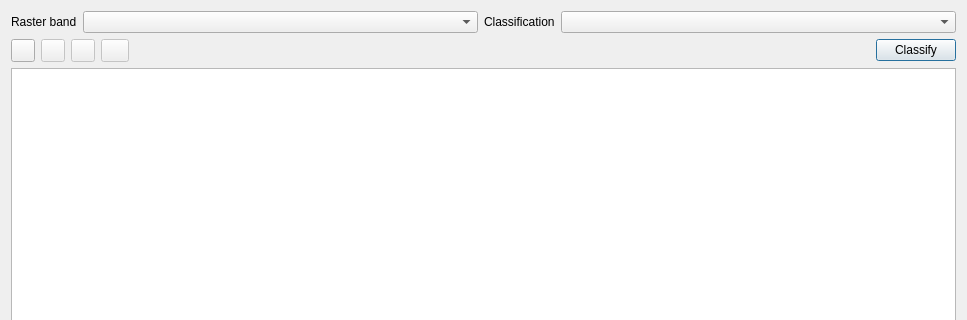
First picture: the form in Ui_RasterAttributeTableDialog.ui, repository noaa-ocs-hydrography/qgis-raster-attribute-table-plugin, before the edit; both pictures show x 0 to 967 and y 0 to 320 of the 967 by 489 pixel window.
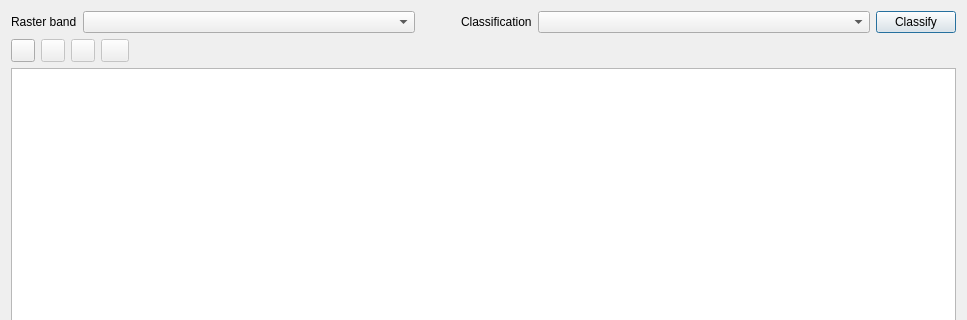
Second picture: the form after the edit.

The edit to the form file:
```diff
--- a/Ui_RasterAttributeTableDialog.ui
+++ b/Ui_RasterAttributeTableDialog.ui
@@ -15,7 +15,7 @@
   </property>
   <layout class="QVBoxLayout" name="verticalLayout">
    <item>
-    <layout class="QHBoxLayout" name="horizontalLayout_2" stretch="0,1,0,1">
+    <layout class="QHBoxLayout" name="horizontalLayout_2" stretch="0,1,0,0,1,0">
      <item>
       <widget class="QLabel" name="label">
        <property name="text">
@@ -26,6 +26,19 @@
      <item>
       <widget class="QComboBox" name="mRasterBandsComboBox"/>
      </item>
+     <item>
+      <spacer name="horizontalSpacer_2">
+       <property name="orientation">
+        <enum>Qt::Horizontal</enum>
+       </property>
+       <property name="sizeHint" stdset="0">
+        <size>
+         <width>40</width>
+         <height>20</height>
+        </size>
+       </property>
+      </spacer>
+     </item>
      <item>
       <widget class="QLabel" name="label_2">
        <property name="text">
@@ -36,6 +49,13 @@
      <item>
       <widget class="QComboBox" name="mClassifyComboBox"/>
      </item>
+     <item>
+      <widget class="QPushButton" name="mClassifyButton">
+       <property name="text">
+        <string>Classify</string>
+       </property>
+      </widget>
+     </item>
     </layout>
    </item>
    <item>
@@ -115,13 +135,6 @@
        </property>
       </spacer>
      </item>
-     <item>
-      <widget class="QPushButton" name="mClassifyButton">
-       <property name="text">
-        <string>Classify</string>
-       </property>
-      </widget>
-     </item>
     </layout>
    </item>
    <item>
```
